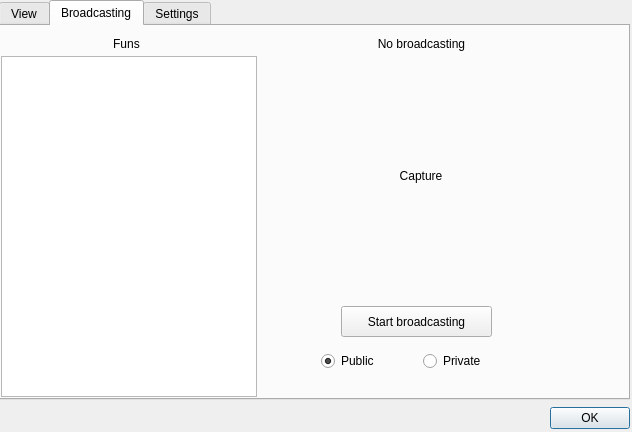
Above: ui/cam.ui from gitter-badger/simplechatclient before the change. Below: the same form after it.
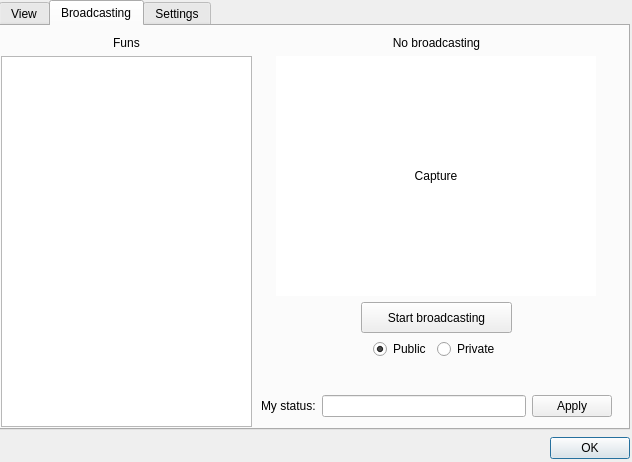
That is the form after the change. The open tabs and pages were chosen to show the change. Icons and pictures are not drawn.

What changed in the file:
```diff
--- a/ui/cam.ui
+++ b/ui/cam.ui
@@ -7,19 +7,19 @@
     <x>0</x>
     <y>0</y>
     <width>632</width>
-    <height>432</height>
+    <height>462</height>
    </rect>
   </property>
   <property name="minimumSize">
    <size>
     <width>632</width>
-    <height>432</height>
+    <height>462</height>
    </size>
   </property>
   <property name="maximumSize">
    <size>
     <width>632</width>
-    <height>432</height>
+    <height>462</height>
    </size>
   </property>
   <property name="windowTitle">
@@ -29,13 +29,16 @@
    <iconset resource="../scc.qrc">
     <normaloff>:/images/logo_64.png</normaloff>:/images/logo_64.png</iconset>
   </property>
+  <property name="styleSheet">
+   <string notr="true"/>
+  </property>
   <widget class="QWidget" name="verticalLayoutWidget_2">
    <property name="geometry">
     <rect>
      <x>-1</x>
      <y>0</y>
      <width>631</width>
-     <height>431</height>
+     <height>461</height>
     </rect>
    </property>
    <layout class="QVBoxLayout" name="verticalLayout_2">
@@ -252,15 +255,43 @@
        <attribute name="title">
         <string>Broadcasting</string>
        </attribute>
+       <widget class="QWidget" name="verticalLayoutWidget_4">
+        <property name="geometry">
+         <rect>
+          <x>260</x>
+          <y>10</y>
+          <width>351</width>
+          <height>381</height>
+         </rect>
+        </property>
+        <layout class="QVBoxLayout" name="verticalLayout_4">
+         <item>
+          <widget class="QLabel" name="label_broadcast_status">
+           <property name="text">
+            <string>No broadcasting</string>
+           </property>
+           <property name="alignment">
+            <set>Qt::AlignCenter</set>
+           </property>
+          </widget>
+         </item>
+         <item>
+          <layout class="QHBoxLayout" name="horizontalLayout_5">
+           <item>
+            <spacer name="horizontalSpacer_3">
+             <property name="orientation">
+              <enum>Qt::Horizontal</enum>
+             </property>
+             <property name="sizeHint" stdset="0">
+              <size>
+               <width>40</width>
+               <height>20</height>
+              </size>
+             </property>
+            </spacer>
+           </item>
+           <item>
        <widget class="QLabel" name="label_capture">
-        <property name="geometry">
-         <rect>
-          <x>260</x>
-          <y>30</y>
-          <width>320</width>
-          <height>240</height>
-         </rect>
-        </property>
         <property name="minimumSize">
          <size>
           <width>320</width>
@@ -273,6 +304,9 @@
           <height>240</height>
          </size>
         </property>
+             <property name="styleSheet">
+              <string notr="true">background-color: #ffffff;</string>
+             </property>
         <property name="text">
          <string>&lt;html&gt;&lt;body style=&quot;background-color: #FFFFFF;&quot;&gt;Capture&lt;/body&gt;&lt;/html&gt;</string>
         </property>
@@ -280,26 +314,89 @@
          <set>Qt::AlignCenter</set>
         </property>
        </widget>
-       <widget class="QListWidget" name="listWidget_funs">
-        <property name="geometry">
-         <rect>
-          <x>0</x>
-          <y>30</y>
-          <width>256</width>
-          <height>341</height>
-         </rect>
-        </property>
-       </widget>
-       <widget class="QWidget" name="horizontalLayoutWidget_2">
-        <property name="geometry">
-         <rect>
-          <x>320</x>
-          <y>320</y>
-          <width>198</width>
-          <height>31</height>
-         </rect>
-        </property>
+           </item>
+           <item>
+            <spacer name="horizontalSpacer_4">
+             <property name="orientation">
+              <enum>Qt::Horizontal</enum>
+             </property>
+             <property name="sizeHint" stdset="0">
+              <size>
+               <width>40</width>
+               <height>20</height>
+              </size>
+             </property>
+            </spacer>
+           </item>
+          </layout>
+         </item>
+         <item>
+          <layout class="QHBoxLayout" name="horizontalLayout_4">
+           <item>
+            <spacer name="horizontalSpacer">
+             <property name="orientation">
+              <enum>Qt::Horizontal</enum>
+             </property>
+             <property name="sizeHint" stdset="0">
+              <size>
+               <width>40</width>
+               <height>20</height>
+              </size>
+             </property>
+            </spacer>
+           </item>
+           <item>
+            <widget class="QPushButton" name="pushButton_broadcast">
+             <property name="enabled">
+              <bool>true</bool>
+             </property>
+             <property name="minimumSize">
+              <size>
+               <width>151</width>
+               <height>31</height>
+              </size>
+             </property>
+             <property name="maximumSize">
+              <size>
+               <width>151</width>
+               <height>31</height>
+              </size>
+             </property>
+             <property name="text">
+              <string>Start broadcasting</string>
+             </property>
+            </widget>
+           </item>
+           <item>
+            <spacer name="horizontalSpacer_2">
+             <property name="orientation">
+              <enum>Qt::Horizontal</enum>
+             </property>
+             <property name="sizeHint" stdset="0">
+              <size>
+               <width>40</width>
+               <height>20</height>
+              </size>
+             </property>
+            </spacer>
+           </item>
+          </layout>
+         </item>
+         <item>
         <layout class="QHBoxLayout" name="horizontalLayout_2">
+           <item>
+            <spacer name="horizontalSpacer_6">
+             <property name="orientation">
+              <enum>Qt::Horizontal</enum>
+             </property>
+             <property name="sizeHint" stdset="0">
+              <size>
+               <width>40</width>
+               <height>20</height>
+              </size>
+             </property>
+            </spacer>
+           </item>
          <item>
           <widget class="QRadioButton" name="radioButton_broadcast_public">
            <property name="text">
@@ -317,55 +414,85 @@
            </property>
           </widget>
          </item>
-        </layout>
-       </widget>
-       <widget class="QPushButton" name="pushButton_broadcast">
-        <property name="enabled">
-         <bool>true</bool>
-        </property>
-        <property name="geometry">
-         <rect>
-          <x>340</x>
-          <y>280</y>
-          <width>151</width>
-          <height>31</height>
-         </rect>
-        </property>
+           <item>
+            <spacer name="horizontalSpacer_5">
+             <property name="orientation">
+              <enum>Qt::Horizontal</enum>
+             </property>
+             <property name="sizeHint" stdset="0">
+              <size>
+               <width>40</width>
+               <height>20</height>
+              </size>
+             </property>
+            </spacer>
+           </item>
+          </layout>
+         </item>
+         <item>
+          <spacer name="verticalSpacer">
+           <property name="orientation">
+            <enum>Qt::Vertical</enum>
+           </property>
+           <property name="sizeHint" stdset="0">
+            <size>
+             <width>20</width>
+             <height>40</height>
+            </size>
+           </property>
+          </spacer>
+         </item>
+         <item>
+          <layout class="QHBoxLayout" name="horizontalLayout_3">
+           <item>
+            <widget class="QLabel" name="label_status">
         <property name="text">
-         <string>Start broadcasting</string>
-        </property>
-       </widget>
-       <widget class="QLabel" name="label_broadcast_status">
+              <string>My status:</string>
+             </property>
+            </widget>
+           </item>
+           <item>
+            <widget class="QLineEdit" name="lineEdit_status"/>
+           </item>
+           <item>
+            <widget class="QPushButton" name="pushButton_set_status">
+             <property name="text">
+              <string>Apply</string>
+             </property>
+            </widget>
+           </item>
+          </layout>
+         </item>
+        </layout>
+       </widget>
+       <widget class="QWidget" name="verticalLayoutWidget_5">
         <property name="geometry">
          <rect>
-          <x>260</x>
+          <x>0</x>
           <y>10</y>
-          <width>321</width>
-          <height>16</height>
+          <width>251</width>
+          <height>391</height>
          </rect>
         </property>
-        <property name="text">
-         <string>No broadcasting</string>
-        </property>
-        <property name="alignment">
-         <set>Qt::AlignCenter</set>
-        </property>
-       </widget>
+        <layout class="QVBoxLayout" name="verticalLayout_5">
+         <item>
        <widget class="QLabel" name="label_fun">
-        <property name="geometry">
-         <rect>
-          <x>10</x>
-          <y>10</y>
-          <width>231</width>
-          <height>16</height>
-         </rect>
-        </property>
         <property name="text">
          <string>Funs</string>
         </property>
         <property name="alignment">
          <set>Qt::AlignCenter</set>
         </property>
+          </widget>
+         </item>
+         <item>
+          <widget class="QListWidget" name="listWidget_funs">
+           <property name="styleSheet">
+            <string notr="true"/>
+           </property>
+          </widget>
+         </item>
+        </layout>
        </widget>
       </widget>
       <widget class="QWidget" name="tab_3">
```
Left out of the diff: 39 changed lines with no effect on the pictures. Lines whose indentation alone changed are shown as unchanged.
